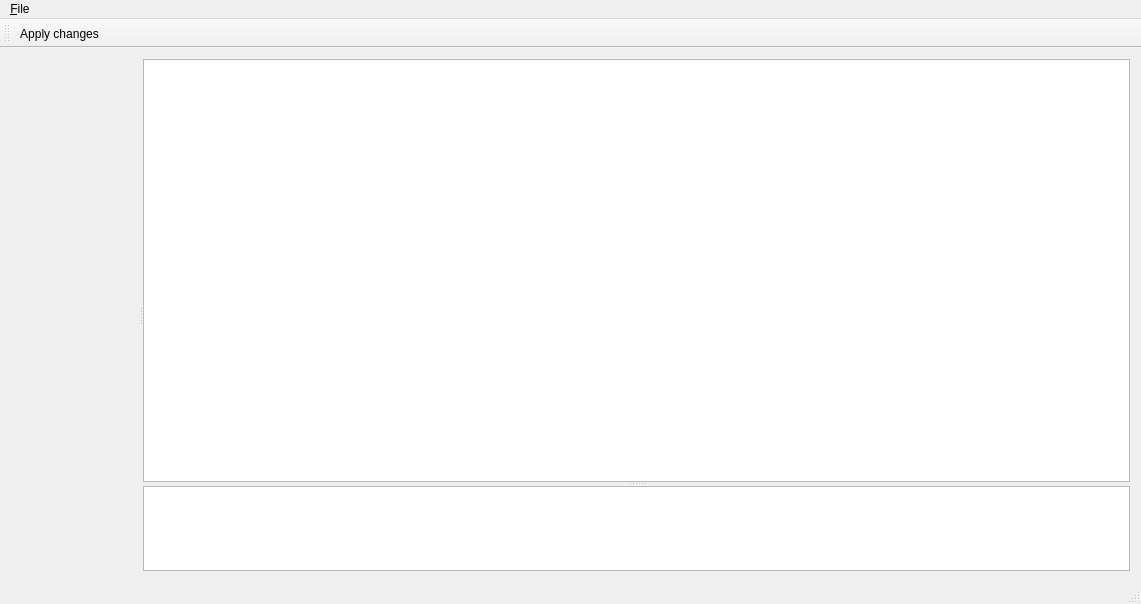
Before: the Qt Designer form mainwindow.ui in zusitools/zpm, drawn with Qt 5.
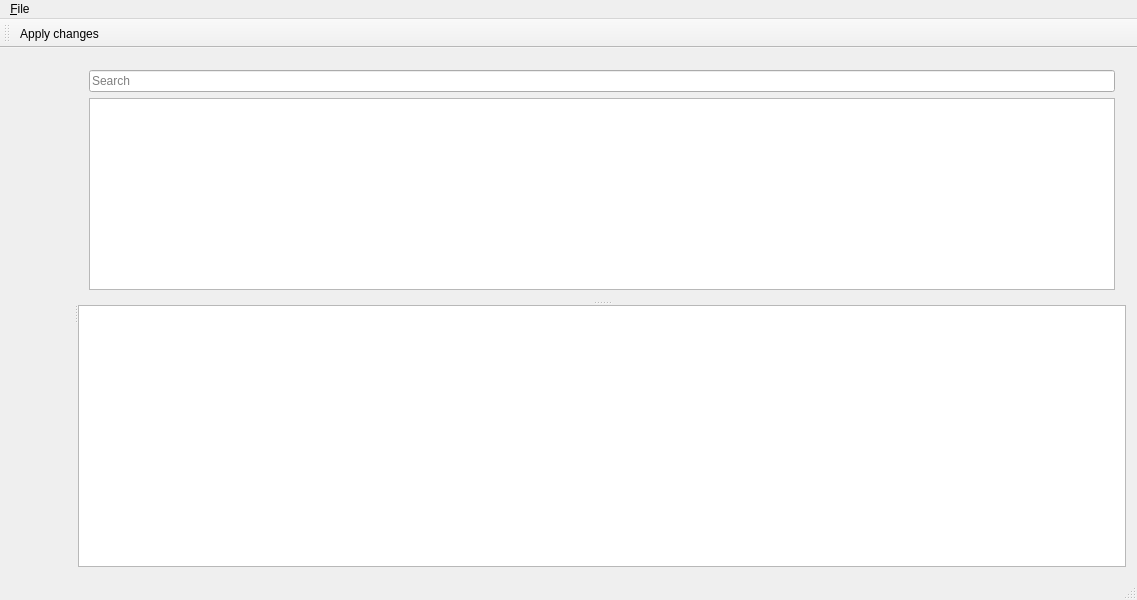
After: the same form once the commit is applied. Icons and pictures are not drawn.

Commit message: Add search functionality to main window

Patch:
```diff
--- a/mainwindow.ui
+++ b/mainwindow.ui
@@ -6,8 +6,8 @@
    <rect>
     <x>0</x>
     <y>0</y>
-    <width>1141</width>
-    <height>604</height>
+    <width>1137</width>
+    <height>600</height>
    </rect>
   </property>
   <property name="windowTitle">
@@ -18,15 +18,9 @@
     <normaloff>:/zpm/icons/packagemanager.png</normaloff>:/zpm/icons/packagemanager.png</iconset>
   </property>
   <widget class="QWidget" name="centralWidget">
-   <layout class="QHBoxLayout" name="horizontalLayout">
+   <layout class="QVBoxLayout" name="verticalLayout_3">
     <item>
      <widget class="QSplitter" name="horizontalSplitter">
-      <property name="sizePolicy">
-       <sizepolicy hsizetype="Expanding" vsizetype="Expanding">
-        <horstretch>0</horstretch>
-        <verstretch>0</verstretch>
-       </sizepolicy>
-      </property>
       <property name="orientation">
        <enum>Qt::Horizontal</enum>
       </property>
@@ -41,18 +35,31 @@
       <widget class="QSplitter" name="verticalSplitter">
        <property name="sizePolicy">
         <sizepolicy hsizetype="Preferred" vsizetype="Expanding">
-         <horstretch>3</horstretch>
+         <horstretch>6</horstretch>
          <verstretch>0</verstretch>
         </sizepolicy>
        </property>
        <property name="orientation">
         <enum>Qt::Vertical</enum>
        </property>
+       <widget class="QWidget" name="layoutWidget">
+        <layout class="QVBoxLayout" name="verticalLayout_2">
+         <item>
+          <widget class="QLineEdit" name="lineEdit">
+           <property name="text">
+            <string/>
+           </property>
+           <property name="placeholderText">
+            <string>Search</string>
+           </property>
+          </widget>
+         </item>
+         <item>
        <widget class="QTreeView" name="treeView">
         <property name="sizePolicy">
          <sizepolicy hsizetype="Expanding" vsizetype="Expanding">
           <horstretch>3</horstretch>
-          <verstretch>5</verstretch>
+             <verstretch>0</verstretch>
          </sizepolicy>
         </property>
         <property name="contextMenuPolicy">
@@ -89,6 +96,9 @@
          <number>200</number>
         </attribute>
        </widget>
+         </item>
+        </layout>
+       </widget>
        <widget class="QPlainTextEdit" name="infoTextEdit">
         <property name="sizePolicy">
          <sizepolicy hsizetype="Expanding" vsizetype="Expanding">
@@ -107,7 +117,7 @@
     <rect>
      <x>0</x>
      <y>0</y>
-     <width>1141</width>
+     <width>1137</width>
      <height>19</height>
     </rect>
    </property>
```
Lines whose indentation alone changed are shown as unchanged. The commit also changes 7 other files.
